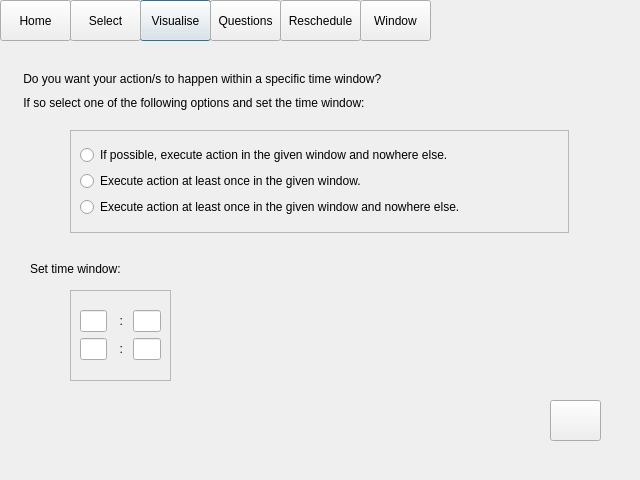
The window that reschdulewindow.ui (ariannabettin/FYPArianna) describes before a commit, drawn with Qt 5.
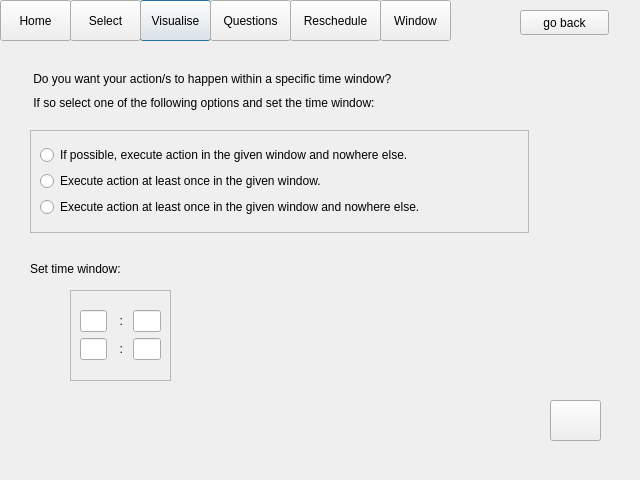
The same window after the commit.

```diff
--- a/reschdulewindow.ui
+++ b/reschdulewindow.ui
@@ -13,6 +13,9 @@
   <property name="windowTitle">
    <string>Dialog</string>
   </property>
+  <property name="styleSheet">
+   <string notr="true">font: 75 12pt &quot;TakaoPGothic&quot;;</string>
+  </property>
   <widget class="QFrame" name="frame_3">
    <property name="geometry">
     <rect>
@@ -111,7 +114,7 @@
   <widget class="QFrame" name="frame">
    <property name="geometry">
     <rect>
-     <x>70</x>
+     <x>30</x>
      <y>130</y>
      <width>499</width>
      <height>103</height>
@@ -154,9 +157,9 @@
   <widget class="QPushButton" name="Button">
    <property name="geometry">
     <rect>
-     <x>280</x>
+     <x>290</x>
      <y>0</y>
-     <width>81</width>
+     <width>91</width>
      <height>41</height>
     </rect>
    </property>
@@ -167,9 +170,9 @@
   <widget class="QWidget" name="layoutWidget_2">
    <property name="geometry">
     <rect>
-     <x>20</x>
+     <x>30</x>
      <y>70</y>
-     <width>465</width>
+     <width>518</width>
      <height>42</height>
     </rect>
    </property>
@@ -195,7 +198,7 @@
     <rect>
      <x>210</x>
      <y>0</y>
-     <width>71</width>
+     <width>81</width>
      <height>41</height>
     </rect>
    </property>
@@ -232,7 +235,7 @@
   <widget class="QPushButton" name="pushButton">
    <property name="geometry">
     <rect>
-     <x>360</x>
+     <x>380</x>
      <y>0</y>
      <width>71</width>
      <height>41</height>
@@ -242,6 +245,19 @@
     <string>Window</string>
    </property>
   </widget>
+  <widget class="QPushButton" name="backButton">
+   <property name="geometry">
+    <rect>
+     <x>520</x>
+     <y>10</y>
+     <width>89</width>
+     <height>25</height>
+    </rect>
+   </property>
+   <property name="text">
+    <string>go back</string>
+   </property>
+  </widget>
  </widget>
  <resources/>
  <connections/>
```
Left out of the diff: 2 changed lines with no effect on the pictures.
